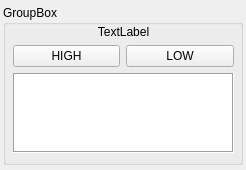
Old version of the form src/ui/forms/relayform.ui in the repository Ghettovich/bsf.
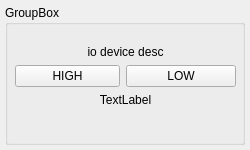
New version of the form.

Commit message: moved database to data folder and added cmake copy file statement in cmake script. Added database to q resource file. edited relay, weightsensor and detectionsensor forms.

The edit to the form file:
```diff
--- a/src/ui/forms/relayform.ui
+++ b/src/ui/forms/relayform.ui
@@ -6,8 +6,8 @@
    <rect>
     <x>0</x>
     <y>0</y>
-    <width>246</width>
-    <height>170</height>
+    <width>250</width>
+    <height>150</height>
    </rect>
   </property>
   <property name="sizePolicy">
@@ -18,8 +18,8 @@
   </property>
   <property name="minimumSize">
    <size>
-    <width>246</width>
-    <height>170</height>
+    <width>250</width>
+    <height>150</height>
    </size>
   </property>
   <property name="windowTitle">
@@ -28,10 +28,10 @@
   <widget class="QGroupBox" name="groupBoxRelay">
    <property name="geometry">
     <rect>
-     <x>3</x>
+     <x>5</x>
      <y>5</y>
      <width>240</width>
-     <height>160</height>
+     <height>140</height>
     </rect>
    </property>
    <property name="sizePolicy">
@@ -43,25 +43,34 @@
    <property name="minimumSize">
     <size>
      <width>240</width>
-     <height>160</height>
+     <height>140</height>
     </size>
    </property>
    <property name="title">
     <string>GroupBox</string>
    </property>
+   <property name="flat">
+    <bool>false</bool>
+   </property>
    <widget class="QWidget" name="gridLayoutWidget">
     <property name="geometry">
      <rect>
       <x>10</x>
-      <y>20</y>
+      <y>40</y>
       <width>221</width>
-      <height>131</height>
+      <height>86</height>
      </rect>
     </property>
-    <layout class="QGridLayout" name="gridLayout">
+    <layout class="QFormLayout" name="formLayout">
      <property name="sizeConstraint">
       <enum>QLayout::SetMinimumSize</enum>
      </property>
+     <property name="horizontalSpacing">
+      <number>6</number>
+     </property>
+     <property name="verticalSpacing">
+      <number>6</number>
+     </property>
      <property name="leftMargin">
       <number>0</number>
      </property>
@@ -74,37 +83,49 @@
      <property name="bottomMargin">
       <number>3</number>
      </property>
-     <property name="spacing">
-      <number>6</number>
-     </property>
+     <item row="1" column="0">
+      <widget class="QPushButton" name="pushButtonHigh">
+       <property name="minimumSize">
+        <size>
+         <width>105</width>
+         <height>0</height>
+        </size>
+       </property>
+       <property name="text">
+        <string>HIGH</string>
+       </property>
+      </widget>
+     </item>
      <item row="1" column="1">
       <widget class="QPushButton" name="pushButtonLow">
+       <property name="minimumSize">
+        <size>
+         <width>105</width>
+         <height>0</height>
+        </size>
+       </property>
        <property name="text">
         <string>LOW</string>
        </property>
       </widget>
      </item>
      <item row="0" column="0" colspan="2">
-      <widget class="QLabel" name="label">
+      <widget class="QLabel" name="labelIODeviceDesc">
        <property name="text">
-        <string>TextLabel</string>
+        <string>io device desc</string>
        </property>
        <property name="alignment">
         <set>Qt::AlignCenter</set>
        </property>
       </widget>
      </item>
-     <item row="1" column="0">
-      <widget class="QPushButton" name="pushButtonHigh">
-       <property name="text">
-        <string>HIGH</string>
-       </property>
-      </widget>
-     </item>
      <item row="2" column="0" colspan="2">
-      <widget class="QPlainTextEdit" name="plainTextEdit">
-       <property name="frameShape">
-        <enum>QFrame::Box</enum>
+      <widget class="QLabel" name="labelRelayError">
+       <property name="text">
+        <string>TextLabel</string>
+       </property>
+       <property name="alignment">
+        <set>Qt::AlignCenter</set>
        </property>
       </widget>
      </item>
```
The commit also changes 14 other files.
